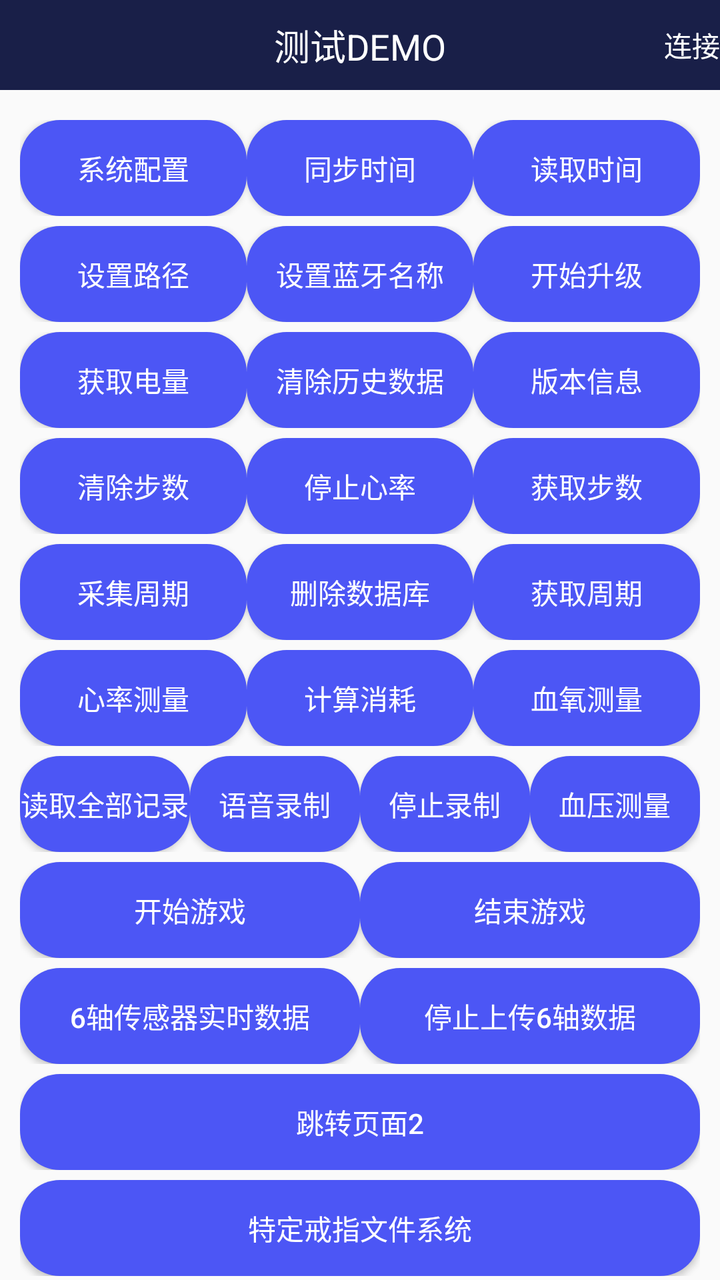
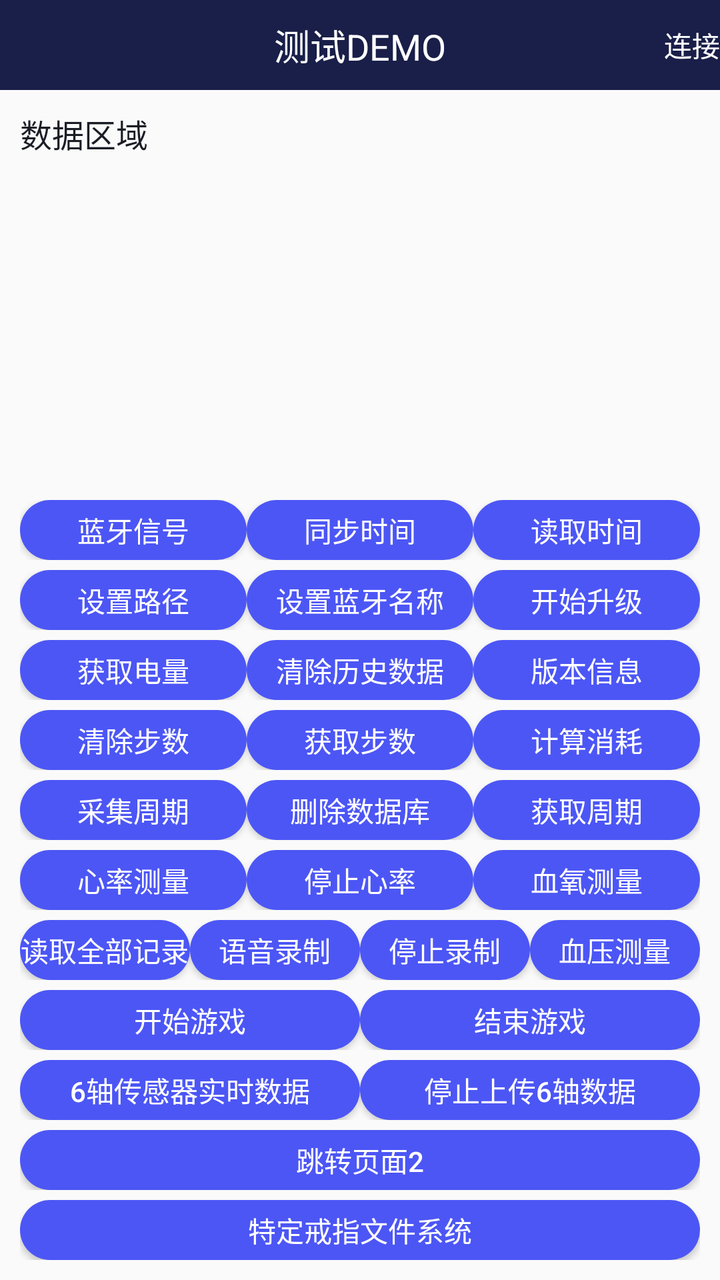

Two renders of the same Android screen: before a commit and after it. Below are the layout's source before the change and the commit's diff.
<!-- AndroidManifest.xml: application theme AppTheme -->
<!-- res/layout/activity_test.xml -->
<?xml version="1.0" encoding="utf-8"?>
<LinearLayout xmlns:android="http://schemas.android.com/apk/res/android"
    xmlns:app="http://schemas.android.com/apk/res-auto"
    xmlns:tools="http://schemas.android.com/tools"
    android:layout_width="match_parent"
    android:layout_height="match_parent"
    android:orientation="vertical"
    android:fitsSystemWindows="true"
    tools:context=".activity.TestActivity">

    <RelativeLayout
        android:layout_width="match_parent"
        android:layout_height="45dp"
        android:background="@color/colorPrimary">
        <TextView
            android:layout_width="wrap_content"
            android:layout_height="wrap_content"
            android:text="测试DEMO"
            android:textSize="18sp"
            android:layout_centerInParent="true"
            android:textColor="@color/white"/>
        <TextView
            android:id="@+id/tv_connect"
            android:layout_width="wrap_content"
            android:layout_height="wrap_content"
            android:text="连接"
            android:textSize="14sp"
            android:layout_centerVertical="true"
            android:layout_marginRight="@dimen/dp_10"
            android:layout_alignParentRight="true"
            android:textColor="@color/white"/>
    </RelativeLayout>
    <TextView
        android:id="@+id/tv_result"
        android:layout_width="match_parent"
        android:layout_height="0dp"
        android:layout_weight="1"
        android:text="数据区域"
        android:scrollbars="vertical"
        android:padding="10dp"
        android:lineSpacingExtra="5dp"
        android:textSize="16sp"
        android:textColor="@color/colorPrimaryDark"/>
    <LinearLayout
        android:layout_width="match_parent"
        android:layout_height="wrap_content"
        android:padding="10dp"
        android:orientation="vertical">
        <LinearLayout
            android:layout_width="match_parent"
            android:layout_height="wrap_content"
            android:layout_marginTop="5dp"
            android:orientation="horizontal">
            <Button
                android:id="@+id/bt_sys_control"
                android:layout_width="0dp"
                android:layout_weight="1"
                android:layout_height="wrap_content"
                android:text="系统配置"
                android:textSize="14sp"
                android:textColor="@color/white"
                android:background="@drawable/button_bg_state"/>

            <Button
                android:id="@+id/bt_sync_time"
                android:layout_width="0dp"
                android:layout_weight="1"
                android:layout_height="wrap_content"
                android:text="同步时间"
                android:textSize="14sp"
                android:textColor="@color/white"
                android:background="@drawable/button_bg_state"/>
            <Button
                android:id="@+id/bt_read_time"
                android:layout_width="0dp"
                android:layout_weight="1"
                android:layout_height="wrap_content"
                android:text="读取时间"
                android:textSize="14sp"
                android:textColor="@color/white"
                android:background="@drawable/button_bg_state"/>
        </LinearLayout>

        <LinearLayout
            android:layout_width="match_parent"
            android:layout_height="wrap_content"
            android:layout_marginTop="5dp"
            android:orientation="horizontal">
            <Button
                android:id="@+id/bt_set_file"
                android:layout_width="0dp"
                android:layout_weight="1"
                android:layout_height="wrap_content"
                android:text="设置路径"
                android:textSize="14sp"
                android:textColor="@color/white"
                android:background="@drawable/button_bg_state"/>
            <Button
                android:id="@+id/bt_set_BlueTooth_Name"
                android:layout_width="0dp"
                android:layout_weight="1"
                android:layout_height="wrap_content"
                android:text="设置蓝牙名称"
                android:textSize="14sp"
                android:textColor="@color/white"
                android:background="@drawable/button_bg_state"/>
            <Button
                android:id="@+id/bt_start_update"
                android:layout_width="0dp"
                android:layout_weight="1"
                android:layout_height="wrap_content"
                android:text="开始升级"
                android:textSize="14sp"
                android:textColor="@color/white"
                android:background="@drawable/button_bg_state"/>
        </LinearLayout>

        <LinearLayout
            android:layout_width="match_parent"
            android:layout_height="wrap_content"
            android:layout_marginTop="5dp"
            android:orientation="horizontal">
            <Button
                android:id="@+id/bt_battery"
                android:layout_width="0dp"
                android:layout_weight="1"
                android:layout_height="wrap_content"
                android:text="获取电量"
                android:textSize="14sp"
                android:textColor="@color/white"
                android:background="@drawable/button_bg_state"/>
            <Button
                android:id="@+id/bt_clean_history"
                android:layout_width="0dp"
                android:layout_weight="1"
                android:layout_height="wrap_content"
                android:text="清除历史数据"
                android:textSize="14sp"
                android:textColor="@color/white"
                android:background="@drawable/button_bg_state"/>
            <Button
                android:id="@+id/bt_version"
                android:layout_width="0dp"
                android:layout_weight="1"
                android:layout_height="wrap_content"
                android:text="版本信息"
                android:textSize="14sp"
                android:textColor="@color/white"
                android:background="@drawable/button_bg_state"/>
        </LinearLayout>
        <LinearLayout
            android:layout_width="match_parent"
            android:layout_height="wrap_content"
            android:layout_marginTop="5dp"
            android:orientation="horizontal">
            <Button
                android:id="@+id/bt_clear_step"
                android:layout_width="0dp"
                android:layout_weight="1"
                android:layout_height="wrap_content"
                android:text="清除步数"
                android:textSize="14sp"
                android:textColor="@color/white"
                android:background="@drawable/button_bg_state"/>
            <Button
                android:id="@+id/bt_stop_heart"
                android:layout_width="0dp"
                android:layout_weight="1"
                android:layout_height="wrap_content"
                android:text="停止心率"
                android:textSize="14sp"
                android:textColor="@color/white"
                android:background="@drawable/button_bg_state"/>
            <Button
                android:id="@+id/bt_step"
                android:layout_width="0dp"
                android:layout_weight="1"
                android:layout_height="wrap_content"
                android:text="获取步数"
                android:textSize="14sp"
                android:textColor="@color/white"
                android:background="@drawable/button_bg_state"/>
        </LinearLayout>
        <LinearLayout
            android:layout_width="match_parent"
            android:layout_height="wrap_content"
            android:layout_marginTop="5dp"
            android:orientation="horizontal">
            <Button
                android:id="@+id/bt_collection"
                android:layout_width="0dp"
                android:layout_weight="1"
                android:layout_height="wrap_content"
                android:text="采集周期"
                android:textSize="14sp"
                android:textColor="@color/white"
                android:background="@drawable/button_bg_state"/>
            <Button
                android:id="@+id/bt_delete_data"
                android:layout_width="0dp"
                android:layout_weight="1"
                android:layout_height="wrap_content"
                android:text="删除数据库"
                android:textSize="14sp"
                android:textColor="@color/white"
                android:background="@drawable/button_bg_state"/>
            <Button
                android:id="@+id/bt_get_collection"
                android:layout_width="0dp"
                android:layout_weight="1"
                android:layout_height="wrap_content"
                android:text="获取周期"
                android:textSize="14sp"
                android:textColor="@color/white"
                android:background="@drawable/button_bg_state"/>
        </LinearLayout>
        <LinearLayout
            android:layout_width="match_parent"
            android:layout_height="wrap_content"
            android:layout_marginTop="5dp"
            android:orientation="horizontal">
            <Button
                android:id="@+id/bt_heart"
                android:layout_width="0dp"
                android:layout_weight="1"
                android:layout_height="wrap_content"
                android:text="心率测量"
                android:textSize="14sp"
                android:textColor="@color/white"
                android:background="@drawable/button_bg_state"/>
            <Button
                android:id="@+id/bt_calculate_deplete"
                android:layout_width="0dp"
                android:layout_weight="1"
                android:layout_height="wrap_content"
                android:text="计算消耗"
                android:textSize="14sp"
                android:textColor="@color/white"
                android:background="@drawable/button_bg_state"/>
            <Button
                android:id="@+id/bt_blood_oxygen"
                android:layout_width="0dp"
                android:layout_weight="1"
                android:layout_height="wrap_content"
                android:text="血氧测量"
                android:textSize="14sp"
                android:textColor="@color/white"
                android:background="@drawable/button_bg_state"/>
        </LinearLayout>
        <LinearLayout
            android:layout_width="match_parent"
            android:layout_height="wrap_content"
            android:layout_marginTop="5dp"
            android:orientation="horizontal">
            <Button
                android:id="@+id/bt_read_log"
                android:layout_width="0dp"
                android:layout_weight="1"
                android:layout_height="wrap_content"
                android:text="读取全部记录"
                android:textSize="14sp"
                android:textColor="@color/white"
                android:background="@drawable/button_bg_state"/>
            <Button
                android:id="@+id/bt_start_audio"
                android:layout_width="0dp"
                android:layout_weight="1"
                android:layout_height="wrap_content"
                android:text="语音录制"
                android:textSize="14sp"
                android:textColor="@color/white"
                android:background="@drawable/button_bg_state"/>
            <Button
                android:id="@+id/bt_stop_audio"
                android:layout_width="0dp"
                android:layout_weight="1"
                android:layout_height="wrap_content"
                android:text="停止录制"
                android:textSize="14sp"
                android:textColor="@color/white"
                android:background="@drawable/button_bg_state"/>
            <Button
                android:id="@+id/bt_blood_stress"
                android:layout_width="0dp"
                android:layout_weight="1"
                android:layout_height="wrap_content"
                android:text="血压测量"
                android:textSize="14sp"
                android:textColor="@color/white"
                android:background="@drawable/button_bg_state"/>
        </LinearLayout>
        <LinearLayout
            android:layout_width="match_parent"
            android:layout_height="wrap_content"
            android:layout_marginTop="5dp"
            android:orientation="horizontal">
            <Button
                android:id="@+id/bt_start_play"
                android:layout_width="0dp"
                android:layout_weight="1"
                android:layout_height="wrap_content"
                android:text="开始游戏"
                android:textSize="14sp"
                android:textColor="@color/white"
                android:background="@drawable/button_bg_state"/>
            <Button
                android:id="@+id/bt_stop_play"
                android:layout_width="0dp"
                android:layout_weight="1"
                android:layout_height="wrap_content"
                android:text="结束游戏"
                android:textSize="14sp"
                android:textColor="@color/white"
                android:background="@drawable/button_bg_state"/>
        </LinearLayout>
        <LinearLayout
            android:layout_width="match_parent"
            android:layout_height="wrap_content"
            android:layout_marginTop="5dp"
            android:orientation="horizontal">
            <Button
                android:id="@+id/bt_start_6_zhou"
                android:layout_width="0dp"
                android:layout_weight="1"
                android:layout_height="wrap_content"
                android:text="6轴传感器实时数据"
                android:textSize="14sp"
                android:textColor="@color/white"
                android:background="@drawable/button_bg_state"/>
            <Button
                android:id="@+id/bt_stop_6_zhou"
                android:layout_width="0dp"
                android:layout_weight="1"
                android:layout_height="wrap_content"
                android:text="停止上传6轴数据"
                android:textSize="14sp"
                android:textColor="@color/white"
                android:background="@drawable/button_bg_state"/>
        </LinearLayout>
        <LinearLayout
            android:layout_width="match_parent"
            android:layout_height="wrap_content"
            android:layout_marginTop="5dp"
            android:orientation="horizontal">
            <Button
                android:id="@+id/bt_jump_page2"
                android:layout_width="0dp"
                android:layout_weight="1"
                android:layout_height="wrap_content"
                android:text="跳转页面2"
                android:textSize="14sp"
                android:textColor="@color/white"
                android:background="@drawable/button_bg_state"/>
             </LinearLayout>

        <LinearLayout
            android:layout_width="match_parent"
            android:layout_height="wrap_content"
            android:layout_marginTop="5dp"
            android:orientation="horizontal">
            <Button
                android:id="@+id/bt_jump_pageFile"
                android:layout_width="0dp"
                android:layout_weight="1"
                android:layout_height="wrap_content"
                android:text="特定戒指文件系统"
                android:textSize="14sp"
                android:textColor="@color/white"
                android:background="@drawable/button_bg_state"/>
        </LinearLayout>









    </LinearLayout>
</LinearLayout>
<!-- resources referenced by this layout -->
<resources>
  <color name="colorPrimary">#191F48</color>
  <color name="colorPrimaryDark">#1B1D25</color>
  <color name="white">#ffffff</color>
  <!-- drawable button_bg_state (drawable) -->
  <?xml version="1.0" encoding="utf-8"?>
  <selector xmlns:android="http://schemas.android.com/apk/res/android">
      <item android:state_pressed="false">
          <shape xmlns:android="http://schemas.android.com/apk/res/android">
              <corners android:radius="20dp" />
  
              <solid android:color="@color/lan_se" />
          </shape>
      </item>
      <item android:state_pressed="false">
          <shape xmlns:android="http://schemas.android.com/apk/res/android">
              <corners android:radius="20dp" />
  
              <solid android:color="@color/lan_se" />
          </shape>
      </item>
      <item android:state_pressed="true">
          <shape xmlns:android="http://schemas.android.com/apk/res/android">
              <corners android:radius="20dp" />
  
              <solid android:color="@color/lan_se_press" />
          </shape>
      </item>
  
  </selector>
  <style name="AppTheme" parent="Theme.AppCompat.Light.NoActionBar">
          
          <item name="colorPrimary">@color/colorPrimary</item>
          <item name="colorPrimaryDark">@color/colorPrimary</item>
          <item name="colorAccent">@color/colorAccent</item>
      </style>
  <color name="lan_se">#4C56F5</color>
  <color name="lan_se_press">#554C56F5</color>
  <color name="colorAccent">#03DAC5</color>
</resources>

<!-- the commit's change to res/layout/activity_test.xml (unified diff, before → after) -->
@@ -48,7 +48,7 @@
         android:orientation="vertical">
         <LinearLayout
             android:layout_width="match_parent"
-            android:layout_height="wrap_content"
+            android:layout_height="30dp"
             android:layout_marginTop="5dp"
             android:orientation="horizontal">
             <Button
@@ -56,7 +56,7 @@
                 android:layout_width="0dp"
                 android:layout_weight="1"
                 android:layout_height="wrap_content"
-                android:text="系统配置"
+                android:text="蓝牙信号"
                 android:textSize="14sp"
                 android:textColor="@color/white"
                 android:background="@drawable/button_bg_state"/>
@@ -83,7 +83,7 @@
 
         <LinearLayout
             android:layout_width="match_parent"
-            android:layout_height="wrap_content"
+            android:layout_height="30dp"
             android:layout_marginTop="5dp"
             android:orientation="horizontal">
             <Button
@@ -117,7 +117,7 @@
 
         <LinearLayout
             android:layout_width="match_parent"
-            android:layout_height="wrap_content"
+            android:layout_height="30dp"
             android:layout_marginTop="5dp"
             android:orientation="horizontal">
             <Button
@@ -150,7 +150,7 @@
         </LinearLayout>
         <LinearLayout
             android:layout_width="match_parent"
-            android:layout_height="wrap_content"
+            android:layout_height="30dp"
             android:layout_marginTop="5dp"
             android:orientation="horizontal">
             <Button
@@ -162,6 +162,73 @@
                 android:textSize="14sp"
                 android:textColor="@color/white"
                 android:background="@drawable/button_bg_state"/>
+
+            <Button
+                android:id="@+id/bt_step"
+                android:layout_width="0dp"
+                android:layout_weight="1"
+                android:layout_height="wrap_content"
+                android:text="获取步数"
+                android:textSize="14sp"
+                android:textColor="@color/white"
+                android:background="@drawable/button_bg_state"/>
+            <Button
+                android:id="@+id/bt_calculate_deplete"
+                android:layout_width="0dp"
+                android:layout_weight="1"
+                android:layout_height="wrap_content"
+                android:text="计算消耗"
+                android:textSize="14sp"
+                android:textColor="@color/white"
+                android:background="@drawable/button_bg_state"/>
+        </LinearLayout>
+        <LinearLayout
+            android:layout_width="match_parent"
+            android:layout_height="30dp"
+            android:layout_marginTop="5dp"
+            android:orientation="horizontal">
+            <Button
+                android:id="@+id/bt_collection"
+                android:layout_width="0dp"
+                android:layout_weight="1"
+                android:layout_height="wrap_content"
+                android:text="采集周期"
+                android:textSize="14sp"
+                android:textColor="@color/white"
+                android:background="@drawable/button_bg_state"/>
+            <Button
+                android:id="@+id/bt_delete_data"
+                android:layout_width="0dp"
+                android:layout_weight="1"
+                android:layout_height="wrap_content"
+                android:text="删除数据库"
+                android:textSize="14sp"
+                android:textColor="@color/white"
+                android:background="@drawable/button_bg_state"/>
+            <Button
+                android:id="@+id/bt_get_collection"
+                android:layout_width="0dp"
+                android:layout_weight="1"
+                android:layout_height="wrap_content"
+                android:text="获取周期"
+                android:textSize="14sp"
+                android:textColor="@color/white"
+                android:background="@drawable/button_bg_state"/>
+        </LinearLayout>
+        <LinearLayout
+            android:layout_width="match_parent"
+            android:layout_height="30dp"
+            android:layout_marginTop="5dp"
+            android:orientation="horizontal">
+            <Button
+                android:id="@+id/bt_heart"
+                android:layout_width="0dp"
+                android:layout_weight="1"
+                android:layout_height="wrap_content"
+                android:text="心率测量"
+                android:textSize="14sp"
+                android:textColor="@color/white"
+                android:background="@drawable/button_bg_state"/>
             <Button
                 android:id="@+id/bt_stop_heart"
                 android:layout_width="0dp"
@@ -171,72 +238,7 @@
                 android:textSize="14sp"
                 android:textColor="@color/white"
                 android:background="@drawable/button_bg_state"/>
-            <Button
-                android:id="@+id/bt_step"
-                android:layout_width="0dp"
-                android:layout_weight="1"
-                android:layout_height="wrap_content"
-                android:text="获取步数"
-                android:textSize="14sp"
-                android:textColor="@color/white"
-                android:background="@drawable/button_bg_state"/>
-        </LinearLayout>
-        <LinearLayout
-            android:layout_width="match_parent"
-            android:layout_height="wrap_content"
-            android:layout_marginTop="5dp"
-            android:orientation="horizontal">
-            <Button
-                android:id="@+id/bt_collection"
-                android:layout_width="0dp"
-                android:layout_weight="1"
-                android:layout_height="wrap_content"
-                android:text="采集周期"
-                android:textSize="14sp"
-                android:textColor="@color/white"
-                android:background="@drawable/button_bg_state"/>
-            <Button
-                android:id="@+id/bt_delete_data"
-                android:layout_width="0dp"
-                android:layout_weight="1"
-                android:layout_height="wrap_content"
-                android:text="删除数据库"
-                android:textSize="14sp"
-                android:textColor="@color/white"
-                android:background="@drawable/button_bg_state"/>
-            <Button
-                android:id="@+id/bt_get_collection"
-                android:layout_width="0dp"
-                android:layout_weight="1"
-                android:layout_height="wrap_content"
-                android:text="获取周期"
-                android:textSize="14sp"
-                android:textColor="@color/white"
-                android:background="@drawable/button_bg_state"/>
-        </LinearLayout>
-        <LinearLayout
-            android:layout_width="match_parent"
-            android:layout_height="wrap_content"
-            android:layout_marginTop="5dp"
-            android:orientation="horizontal">
-            <Button
-                android:id="@+id/bt_heart"
-                android:layout_width="0dp"
-                android:layout_weight="1"
-                android:layout_height="wrap_content"
-                android:text="心率测量"
-                android:textSize="14sp"
-                android:textColor="@color/white"
-                android:background="@drawable/button_bg_state"/>
-            <Button
-                android:id="@+id/bt_calculate_deplete"
-                android:layout_width="0dp"
-                android:layout_weight="1"
-                android:layout_height="wrap_content"
-                android:text="计算消耗"
-                android:textSize="14sp"
-                android:textColor="@color/white"
-                android:background="@drawable/button_bg_state"/>
+
             <Button
                 android:id="@+id/bt_blood_oxygen"
                 android:layout_width="0dp"
@@ -249,7 +251,7 @@
         </LinearLayout>
         <LinearLayout
             android:layout_width="match_parent"
-            android:layout_height="wrap_content"
+            android:layout_height="30dp"
             android:layout_marginTop="5dp"
             android:orientation="horizontal">
             <Button
@@ -291,7 +293,7 @@
         </LinearLayout>
         <LinearLayout
             android:layout_width="match_parent"
-            android:layout_height="wrap_content"
+            android:layout_height="30dp"
             android:layout_marginTop="5dp"
             android:orientation="horizontal">
             <Button
@@ -315,7 +317,7 @@
         </LinearLayout>
         <LinearLayout
             android:layout_width="match_parent"
-            android:layout_height="wrap_content"
+            android:layout_height="30dp"
             android:layout_marginTop="5dp"
             android:orientation="horizontal">
             <Button
@@ -339,7 +341,7 @@
         </LinearLayout>
         <LinearLayout
             android:layout_width="match_parent"
-            android:layout_height="wrap_content"
+            android:layout_height="30dp"
             android:layout_marginTop="5dp"
             android:orientation="horizontal">
             <Button
@@ -355,7 +357,7 @@
 
         <LinearLayout
             android:layout_width="match_parent"
-            android:layout_height="wrap_content"
+            android:layout_height="30dp"
             android:layout_marginTop="5dp"
             android:orientation="horizontal">
             <Button
